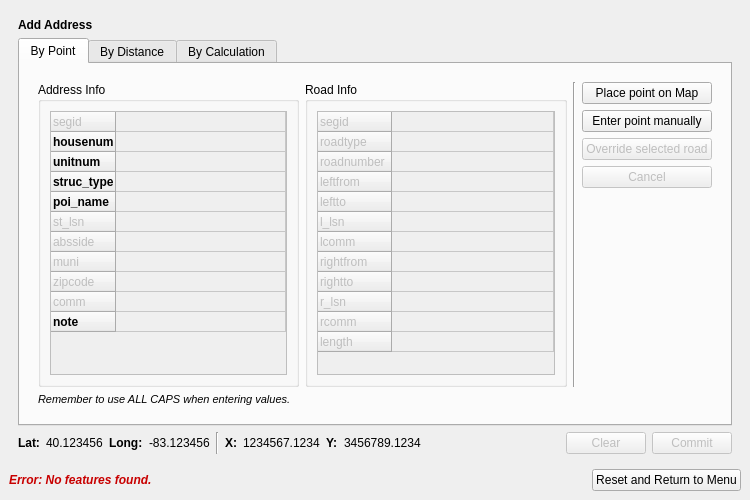
Old version of the form lbrs_updater_dockwidget_base.ui in the repository gisn8/LBRS_Updater.
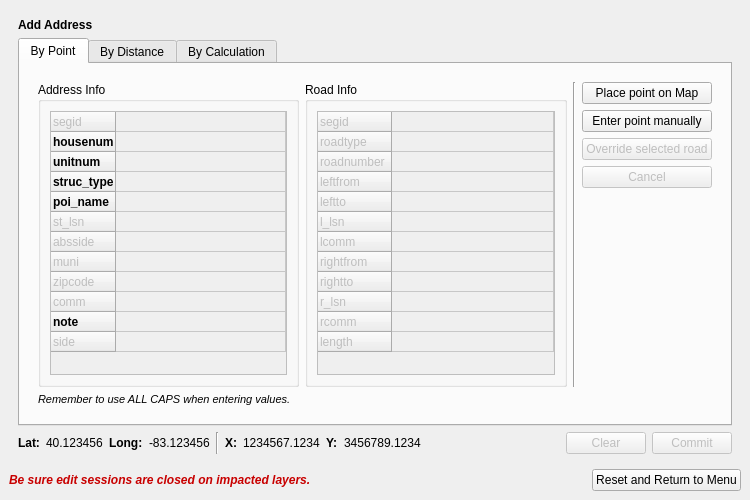
New version of the form. Custom widgets are drawn as their Qt base class.

Commit message:
Added commit_feature_to_layer -- Added stopEditing when validating the selected layers in the event the layer may already be in an edit session and we do not want them to be. -- Improved build_lsn function to handle NULL values and return them as needed. -- Refused to commit if struc_type is not selected; message in lblError.
-- Want to make a popup if struc_type is left blank
-- housenum should be 0 or -9 if meant to be unassigned depending on the case.
-- Still need to make moving the point via plugin the obvious choice
-- Still want to look into color changing id<0

Patch:
```diff
--- a/lbrs_updater_dockwidget_base.ui
+++ b/lbrs_updater_dockwidget_base.ui
@@ -1101,6 +1101,11 @@
                          </brush>
                         </property>
                        </row>
+                       <row>
+                        <property name="text">
+                         <string>side</string>
+                        </property>
+                       </row>
                        <column>
                         <property name="text">
                          <string>Value</string>
@@ -2088,7 +2093,7 @@
          <string notr="true">color: rgb(200, 0, 0);</string>
         </property>
         <property name="text">
-         <string>Error: No features found.</string>
+         <string>Be sure edit sessions are closed on impacted layers.</string>
         </property>
        </widget>
       </item>
```
The commit also changes 1 other file.
